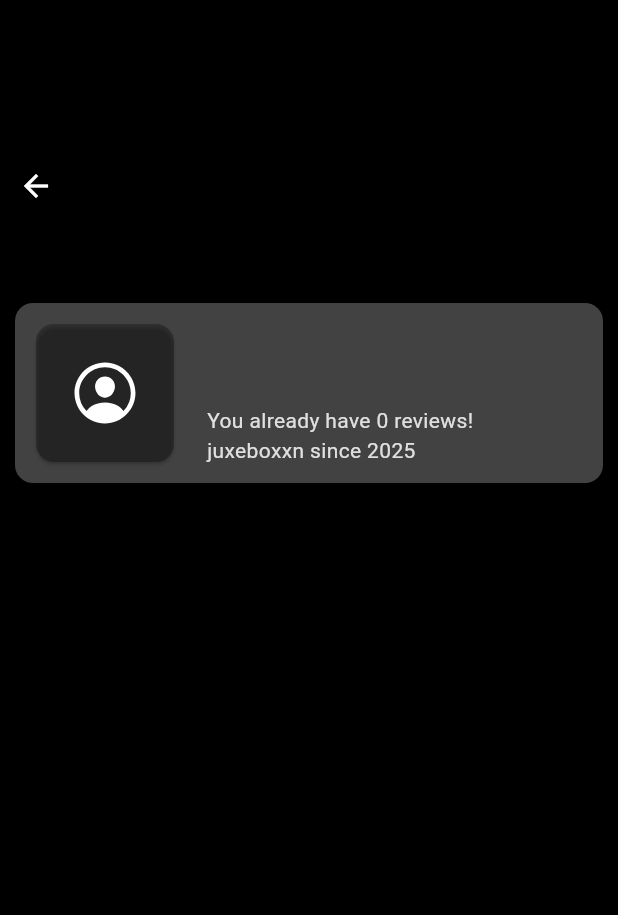
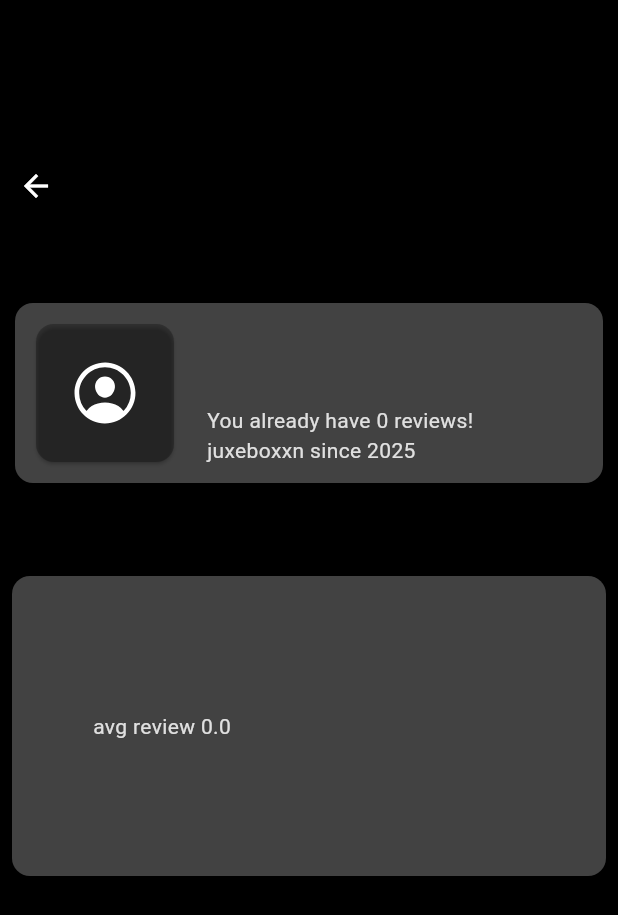
Before and after one commit to rhenry7/jukebox, a Flutter app: the UserProfileSummary screen opened directly, on a phone screen of 412 x 824 dp. Shown: the top 915 px of the screen. Run offline on Flutter 3.47's test engine with Material 3 defaults, Android fonts, the phone set to English and light mode, and no system bars; our stand-ins replace cloud_firestore, firebase_auth, firebase_core, firebase_database, flutter_rating_bar, gap and 3 more; missing offline and left inert: spotify; accounts and stored records are empty; network calls fail.

````diff
--- a/lib/MusicPreferences/musicRecommendationService.dart
+++ b/lib/MusicPreferences/musicRecommendationService.dart
@@ -20,7 +20,7 @@ class MusicRecommendationService {
   static const int _maxRecentRecommendations = 50;
 
   static Future<List<MusicRecommendation>> getRecommendations(
-    Map<String, dynamic> preferencesJson, {
+    EnhancedUserPreferences preferencesJson, {
     int count = 10,
     List<String>? excludeSongs,
   }) async {
@@ -69,7 +69,7 @@ class MusicRecommendationService {
     }
   }
 
-  static String _buildPrompt(Map<String, dynamic> preferences, int count,
+  static String _buildPrompt(EnhancedUserPreferences preferences, int count,
       List<String>? excludeSongs, List<dynamic> reviews) {
     final excludeList = [
       ..._recentRecommendations,
@@ -78,20 +78,11 @@ class MusicRecommendationService {
     print('reviews: ${jsonEncode(reviews)}');
 
     return '''
-You are a music recommendation engine. Based on the user profile, suggest $count songs.
-- Prioritize recommendations based on genre weights, mood preferences and tempo preferences
-- Return ONLY valid JSON, no commentary
-- Consider the songs/tracks liked, dont be repetitive
-- exclude songs in the savedTracks
+
+
 
 ```json
-${excludeList.isNotEmpty ? 'Exclude these songs:\n${excludeList.join('\n')}\n' : ''}
-
-:
-${reviews.isNotEmpty ? 'Consider the following reviews for context:\n${jsonEncode(reviews)}' : ''}
-
 User Profile: ${jsonEncode(preferences)}
-
 Return JSON array:
 [{"song":"Title","artist":"Artist","album":"Album","imageUrl":"","genres":["Genre1"]}]''';
   }
--- a/lib/MusicPreferences/spotifyRecommendations/helpers/recommendationGenerator.dart
+++ b/lib/MusicPreferences/spotifyRecommendations/helpers/recommendationGenerator.dart
@@ -75,8 +75,7 @@ class _RecommendedAlbumScreenState extends State<RecommendedAlbumScreen> {
       } else {
         print("Fetching new recommendations");
         final List<MusicRecommendation> recommendations =
-            await MusicRecommendationService.getRecommendations(
-                preferences.toJson());
+            await MusicRecommendationService.getRecommendations(preferences);
         final newRecsJsonList =
             recommendations.map((rec) => jsonEncode(rec.toJson())).toList();
         await prefs.setStringList('cached_recs', newRecsJsonList);
@@ -92,9 +91,9 @@ class _RecommendedAlbumScreenState extends State<RecommendedAlbumScreen> {
     try {
       final preferences = await _fetchUserPreferences();
       final prefs = await SharedPreferences.getInstance();
+
       final List<MusicRecommendation> recommendations =
-          await MusicRecommendationService.getRecommendations(
-              preferences.toJson());
+          await MusicRecommendationService.getRecommendations(preferences);
       final newRecsJsonList =
           recommendations.map((rec) => jsonEncode(rec.toJson())).toList();
       await prefs.setStringList('cached_recs', newRecsJsonList);
--- a/lib/models/enhanced_user_preferences.dart
+++ b/lib/models/enhanced_user_preferences.dart
@@ -2,13 +2,14 @@ import 'package:cloud_firestore/cloud_firestore.dart';
 import 'package:flutter_test_project/MusicPreferences/MusicTaste.dart';
 
 class EnhancedUserPreferences {
-  final List<String> favoriteGenres;
-  final List<String> favoriteArtists;
-  final List<String> dislikedGenres;
+  final List<String> favoriteGenres; // write helper function to add top three
+  final List<String>
+      favoriteArtists; // write helper function to collect top artists based on most liked in saved tracks
+  final List<String> dislikedGenres; // make helper function
   final Map<String, double> genreWeights; // 0.0 to 1.0 preference strength
-  final List<TrackHistory> recentlyPlayed;
-  final List<String> savedTracks;
-  final List<String> dislikedTracks;
+  final List<TrackHistory> recentlyPlayed; // delete later
+  final List<String> savedTracks; // delete later
+  final List<String> dislikedTracks; // delete later
 
   // New fields for enhanced recommendations
   final Map<String, double>
--- a/lib/models/user_models.dart
+++ b/lib/models/user_models.dart
@@ -42,4 +42,5 @@ class UserReviewInfo {
       'reviews': reviews,
     };
   }
-}
+
+  }
--- /dev/null
+++ b/lib/services/recommendation_builder_from_preferences.dart
@@ -0,0 +1,6 @@
+
+import 'package:flutter_test_project/models/enhanced_user_preferences.dart';
+
+createPreferenceOutline(EnhancedUserPreferences preferences){
+  final genres = preferences.genreWeights.map()
+}
--- a/lib/services/user_services.dart
+++ b/lib/services/user_services.dart
@@ -131,4 +131,13 @@ class UserServices {
       return [];
     }
   }
+
+  double getAverageRating(List<Review> reviews) {
+    if (reviews.isEmpty) return 0.0;
+    double total = 0.0;
+    for (var review in reviews) {
+      total += review.score;
+    }
+    return total / reviews.length;
+  }
 }
--- a/lib/ui/screens/Profile/user_profile_summary.dart
+++ b/lib/ui/screens/Profile/user_profile_summary.dart
@@ -1,4 +1,5 @@
 import 'package:flutter/material.dart';
+import 'package:flutter_test_project/models/review.dart';
 import 'package:flutter_test_project/models/user_models.dart';
 import 'package:flutter_test_project/services/user_services.dart';
 import 'package:ionicons/ionicons.dart';
@@ -43,7 +44,6 @@ class _UserProfileSummaryState extends State<UserProfileSummary> {
                   final reviews =
                       userInfo?.reviews ?? []; // Provide empty list fallback
                   print(snapshot.data?.reviews);
-
                   if (userInfo == null) {
                     return const Center(child: Text("no data from user info"));
                   }
@@ -61,139 +61,9 @@ class _UserProfileSummaryState extends State<UserProfileSummary> {
                           ],
                         ),
                         // CARD CONTENT
-                        Padding(
-                            padding: const EdgeInsets.only(top: 10.0),
-                            child: Card(
-                              child: SizedBox(
-                                child: SizedBox(
-                                    width: 400,
-                                    height: 200,
-                                    child: Column(
-                                        mainAxisAlignment:
-                                            MainAxisAlignment.center,
-                                        crossAxisAlignment:
-                                            CrossAxisAlignment.center,
-                                        children: [
-                                          Card(
-                                              color: Colors.grey[800],
-                                              child: Row(
-                                                children: [
-                                                  const Padding(
-                                                    padding:
-                                                        EdgeInsets.all(10.0),
-                                                    child: Center(
-                                                        child: SizedBox(
-                                                      width: 100,
-                                                      height: 100,
-                                                      child: Card(
-                                                        color: Colors.black26,
-                                                        child: Icon(
-                                                          Ionicons
-                                                              .person_circle_outline,
-                                                          color: Colors.white,
-                                                          size: 50.0,
-                                                          semanticLabel:
-                                                              'Text to announce in accessibility modes',
-                                                        ),
-                                                      ),
-                                                    )),
-                                                  ),
-                                                  Column(
-                                                    mainAxisAlignment:
-                                                        MainAxisAlignment
-                                                            .center,
-                                                    crossAxisAlignment:
-                                                        CrossAxisAlignment
-                                                            .center,
-                                                    children: [
-                                                      Padding(
-                                                          padding:
-                                                              const EdgeInsets.all(
-                                                                  8.0),
-                                                          child: Center(
-                                                            child: SizedBox(
-                                                              width: 200,
-                                                              child: Text(
-                                                                userInfo
-                                                                    .displayName,
-                                                                style:
-                                                                    const TextStyle(
-                                                                  color: Colors
-                                                                      .white,
-                                                                  fontWeight:
-                                                                      FontWeight
-                                                                          .bold,
-                                                                  fontSize: 28,
-                                                                ),
-                                                                textAlign:
-                                                                    TextAlign
-                                                                        .left,
-                                                                softWrap: true,
-                                                                maxLines: 8,
-                                                                overflow:
-                                                                    TextOverflow
-                                                                        .ellipsis, // this bound is important !!
-                                                              ),
-                                                            ),
-                                                          )),
-                                                      Padding(
-                                                          padding:
-                                                              const EdgeInsets
-                                                                  .only(
-                                                                  left: 8.0,
-                                                                  right: 8.0),
-                                                          child: Center(
-                                                            child: SizedBox(
-                                                              width: 200,
-                                                              child: Text(
-                                                                "You already have ${reviews.length.toString()} reviews!",
-                                                                style: TextStyle(
-                                                                    color: Colors
-                                                                            .grey[
-                                                                        300]),
-                                                                textAlign:
-                                                                    TextAlign
-                                                                        .left,
-                                                                softWrap: true,
-                                                                maxLines: 8,
-                                                                overflow:
-                                                                    TextOverflow
-                                                                        .ellipsis, // this bound is important !!
-                                                              ),
-                                                            ),
-                                                          )),
-                                                      Padding(
-                                                          padding:
-                                                              const EdgeInsets.only(
-                                                                  left: 8.0,
-                                                                  right: 8.0),
-                                                          child: Center(
-                                                            child: SizedBox(
-                                                              width: 200,
-                                                              child: Text(
-                                                                "juxeboxxn since ${userInfo.joinDate?.year.toString()}",
-                                                                style: TextStyle(
-                                                                    color: Colors
-                                                                            .grey[
-                                                                        300]),
-                                                                textAlign:
-                                                                    TextAlign
-                                                                        .left,
-                                                                softWrap: true,
-                                                                maxLines: 8,
-                                                                overflow:
-                                                                    TextOverflow
-                                                                        .ellipsis, // this bound is important !!
-                                                              ),
-                                                            ),
-                                                          ))
-                                                    ],
-                                                  ),
-                                                ],
-                                              )),
-                                        ])),
-                              ),
-                            ))
+                        ProfileCardHeader(userInfo: userInfo, reviews: reviews),
+                        ProfileStatsContainer(
+                            userInfo: userInfo, reviews: reviews)
                       ],
                     ),
                   );
@@ -206,3 +76,180 @@ class _UserProfileSummaryState extends State<UserProfileSummary> {
     );
   }
 }
+
+class ProfileCardHeader extends StatelessWidget {
+  const ProfileCardHeader({
+    super.key,
+    required this.userInfo,
+    required this.reviews,
+  });
+
+  final UserReviewInfo? userInfo;
+  final List<Review> reviews;
+
+  @override
+  Widget build(BuildContext context) {
+    return Padding(
+        padding: const EdgeInsets.only(top: 10.0),
+        child: Card(
+          child: SizedBox(
+            child: SizedBox(
+                width: 400,
+                height: 200,
+                child: Column(
+                    mainAxisAlignment: MainAxisAlignment.center,
+                    crossAxisAlignment: CrossAxisAlignment.center,
+                    children: [
+                      Card(
+                          color: Colors.grey[800],
+                          child: Row(
+                            children: [
+                              const Padding(
+                                padding: EdgeInsets.all(10.0),
+                                child: Center(
+                                    child: SizedBox(
+                                  width: 100,
+                                  height: 100,
+                                  child: Card(
+                                    color: Colors.black26,
+                                    child: Icon(
+                                      Ionicons.person_circle_outline,
+                                      color: Colors.white,
+                                      size: 50.0,
+                                      semanticLabel:
+                                          'Text to announce in accessibility modes',
+                                    ),
+                                  ),
+                                )),
+                              ),
+                              Column(
+                                mainAxisAlignment: MainAxisAlignment.center,
+                                crossAxisAlignment: CrossAxisAlignment.center,
+                                children: [
+                                  Padding(
+                                      padding: const EdgeInsets.all(8.0),
+                                      child: Center(
+                                        child: SizedBox(
+                                          width: 200,
+                                          child: Text(
+                                            userInfo?.displayName ?? "",
+                                            style: const TextStyle(
+                                              color: Colors.white,
+                                              fontWeight: FontWeight.bold,
+                                              fontSize: 28,
+                                            ),
+                                            textAlign: TextAlign.left,
+                                            softWrap: true,
+                                            maxLines: 8,
+                                            overflow: TextOverflow
+                                                .ellipsis, // this bound is important !!
+                                          ),
+                                        ),
+                                      )),
+                                  Padding(
+                                      padding: const EdgeInsets.only(
+                                          left: 8.0, right: 8.0),
+                                      child: Center(
+                                        child: SizedBox(
+                                          width: 200,
+                                          child: Text(
+                                            "You already have ${reviews.length.toString()} reviews!",
+                                            style: TextStyle(
+                                                color: Colors.grey[300]),
+                                            textAlign: TextAlign.left,
+                                            softWrap: true,
+                                            maxLines: 8,
+                                            overflow: TextOverflow
+                                                .ellipsis, // this bound is important !!
+                                          ),
+                                        ),
+                                      )),
+                                  Padding(
+                                      padding: const EdgeInsets.only(
+                                          left: 8.0, right: 8.0),
+                                      child: Center(
+                                        child: SizedBox(
+                                          width: 200,
+                                          child: Text(
+                                            "juxeboxxn since ${userInfo?.joinDate?.year.toString()}",
+                                            style: TextStyle(
+                                                color: Colors.grey[300]),
+                                            textAlign: TextAlign.left,
+                                            softWrap: true,
+                                            maxLines: 8,
+                                            overflow: TextOverflow
+                                                .ellipsis, // this bound is important !!
+                                          ),
+                                        ),
+                                      ))
+                                ],
+                              ),
+                            ],
+                          )),
+                    ])),
+          ),
+        ));
+  }
+}
+
+class ProfileStatsContainer extends StatelessWidget {
+  const ProfileStatsContainer({
+    super.key,
+    required this.userInfo,
+    required this.reviews,
+  });
+
+  final UserReviewInfo? userInfo;
+  final List<Review> reviews;
+
+  // use the rating bar thing
+
+  @override
+  Widget build(BuildContext context) {
+    return Padding(
+        padding: const EdgeInsets.only(top: 10.0),
+        child: Card(
+          child: SizedBox(
+            child: Column(
+                mainAxisAlignment: MainAxisAlignment.center,
+                crossAxisAlignment: CrossAxisAlignment.center,
+                children: [
+                  Card(
+                      color: Colors.grey[800],
+                      child: Row(
+                        children: [
+                          SizedBox(
+                            width: 200,
+                            height: 200,
+                            child: Expanded(
+                              child: Center(
+                                child: Padding(
+                                    padding: EdgeInsets.all(8.0),
+                                    child: Column(
+                                      mainAxisAlignment:
+                                          MainAxisAlignment.center,
+                                      crossAxisAlignment:
+                                          CrossAxisAlignment.center,
+                                      children: [
+                                        Text(
+                                          "avg review ${UserServices().getAverageRating(reviews)}",
+                                          style: TextStyle(
+                                              color: Colors.grey[300]),
+                                          textAlign: TextAlign.left,
+                                          softWrap: true,
+                                          maxLines: 8,
+                                          overflow: TextOverflow
+                                              .ellipsis, // this bound is important !!
+                                        ),
+                                      ],
+                                    )),
+                              ),
+                            ),
+                          )
+                        ],
+                      )),
+                ]),
+          ),
+        ));
+  }
+}
````
